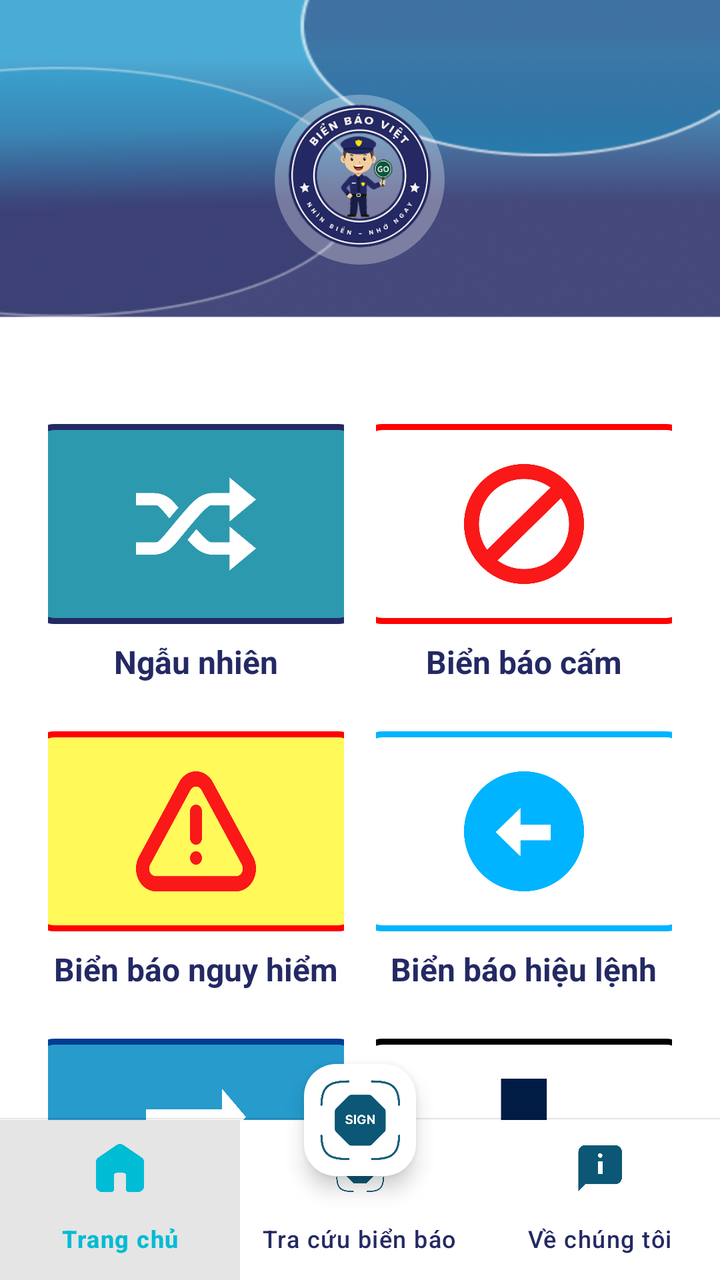
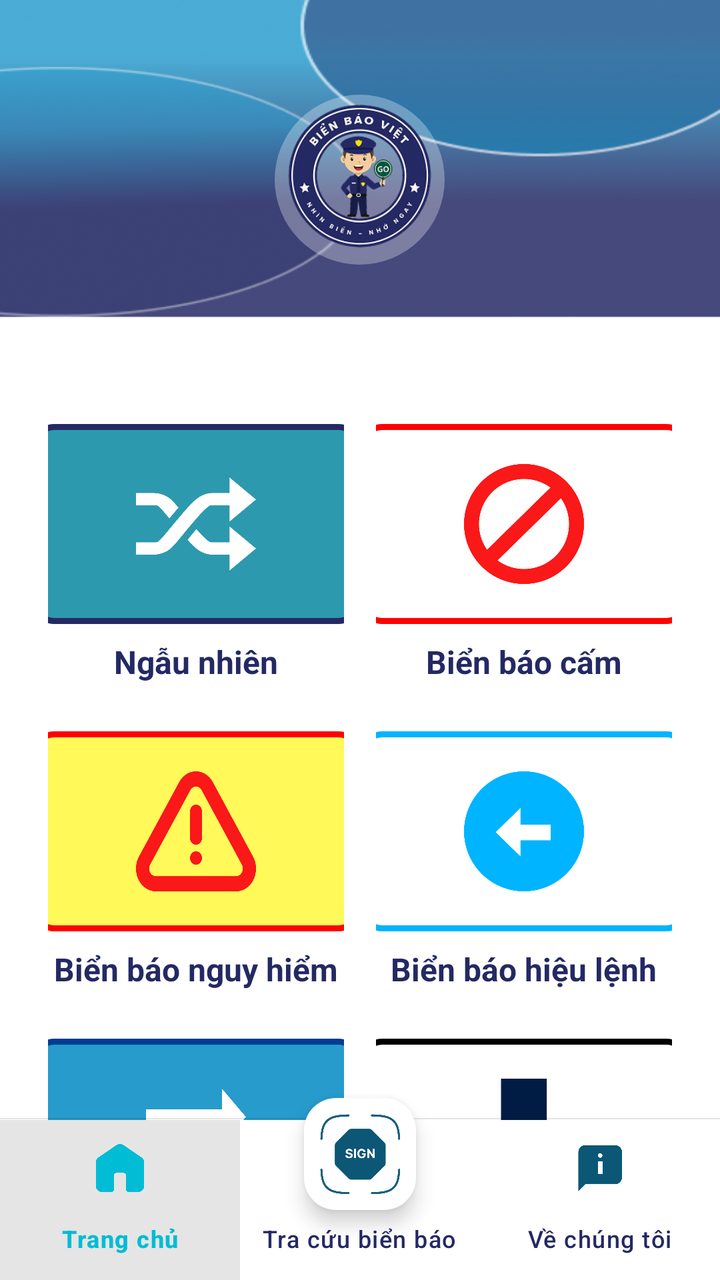

Compare the two renders of this Android layout. The source of the first and the diff that turns it into the second are given below.
<!-- AndroidManifest.xml: application theme Theme.MyApplication -->
<!-- res/layout/activity_main.xml -->
<?xml version="1.0" encoding="utf-8"?>
<androidx.constraintlayout.widget.ConstraintLayout xmlns:android="http://schemas.android.com/apk/res/android"
    xmlns:app="http://schemas.android.com/apk/res-auto"
    xmlns:tools="http://schemas.android.com/tools"
    android:id="@+id/main"
    android:layout_width="match_parent"
    android:layout_height="match_parent"
    android:background="@drawable/home"
    tools:context=".view.HomeActivity">

    <LinearLayout
        android:id="@+id/toolbar"
        android:layout_width="match_parent"
        android:layout_height="180dp"
        android:layout_alignParentTop="true"
        android:gravity="center"
        tools:ignore="MissingConstraints">

        <ImageView
            android:layout_width="85dp"
            android:layout_height="85dp"
            android:background="@drawable/circle_background"
            android:scaleType="centerCrop"
            android:src="@drawable/logo"/>
    </LinearLayout>

    <GridLayout
        android:layout_width="match_parent"
        android:layout_height="650dp"
        app:layout_constraintTop_toBottomOf="@+id/toolbar"
        android:columnCount="2"
        android:rowCount="3"
        android:padding="16dp"
        android:orientation="horizontal">

        <LinearLayout
            android:layout_width="0dp"
            android:layout_height="wrap_content"
            android:layout_columnWeight="1"
            android:layout_margin="8dp"
            android:orientation="vertical"
            android:gravity="center_vertical|center_horizontal">

            <LinearLayout
                android:id="@+id/random"
                android:layout_width="165dp"
                android:layout_height="100dp"
                android:layout_columnWeight="1"
                android:layout_margin="8dp"
                android:gravity="center"
                android:background="@drawable/boder_random_button">

                <ImageView
                    android:layout_width="60dp"
                    android:layout_height="50dp"
                    android:background="@drawable/random"/>
            </LinearLayout>

            <TextView
                android:layout_width="wrap_content"
                android:layout_height="wrap_content"
                android:text="Ngẫu nhiên"
                android:textStyle="bold"
                android:textColor="@color/blue"
                android:textSize="16dp"/>
        </LinearLayout>


        <LinearLayout
            android:layout_width="0dp"
            android:layout_height="wrap_content"
            android:layout_columnWeight="1"
            android:layout_margin="8dp"
            android:orientation="vertical"
            android:gravity="center_vertical|center_horizontal">

            <LinearLayout
                android:id="@+id/prohibition"
                android:layout_width="165dp"
                android:layout_height="100dp"
                android:layout_columnWeight="1"
                android:layout_margin="8dp"
                android:gravity="center"
                android:background="@drawable/boder_prohibition_button">

                <ImageView
                    android:layout_width="60dp"
                    android:layout_height="60dp"
                    android:background="@drawable/prohibition"/>
            </LinearLayout>

            <TextView
                android:layout_width="wrap_content"
                android:layout_height="wrap_content"
                android:text="Biển báo cấm"
                android:textStyle="bold"
                android:textColor="@color/blue"
                android:textSize="16dp"/>
        </LinearLayout>

        <LinearLayout
            android:layout_width="0dp"
            android:layout_height="wrap_content"
            android:layout_columnWeight="1"
            android:layout_margin="8dp"
            android:orientation="vertical"
            android:gravity="center_vertical|center_horizontal">

            <LinearLayout
                android:id="@+id/danger"
                android:layout_width="165dp"
                android:layout_height="100dp"
                android:layout_columnWeight="1"
                android:layout_margin="8dp"
                android:gravity="center"
                android:background="@drawable/boder_danger_button">

                <ImageView
                    android:layout_width="60dp"
                    android:layout_height="60dp"
                    android:background="@drawable/danger"/>
            </LinearLayout>

            <TextView
                android:layout_width="wrap_content"
                android:layout_height="wrap_content"
                android:text="Biển báo nguy hiểm"
                android:textStyle="bold"
                android:textColor="@color/blue"
                android:textSize="16dp"/>
        </LinearLayout>


        <LinearLayout
            android:layout_width="0dp"
            android:layout_height="wrap_content"
            android:layout_columnWeight="1"
            android:layout_margin="8dp"
            android:orientation="vertical"
            android:gravity="center_vertical|center_horizontal">

            <LinearLayout
                android:id="@+id/command"
                android:layout_width="165dp"
                android:layout_height="100dp"
                android:layout_columnWeight="1"
                android:layout_margin="8dp"
                android:gravity="center"
                android:background="@drawable/boder_command_button">

                <ImageView
                    android:layout_width="60dp"
                    android:layout_height="60dp"
                    android:background="@drawable/command"/>
            </LinearLayout>

            <TextView
                android:layout_width="wrap_content"
                android:layout_height="wrap_content"
                android:text="Biển báo hiệu lệnh"
                android:textStyle="bold"
                android:textColor="@color/blue"
                android:textSize="16dp"/>
        </LinearLayout>

        <LinearLayout
            android:layout_width="0dp"
            android:layout_height="wrap_content"
            android:layout_columnWeight="1"
            android:layout_margin="8dp"
            android:orientation="vertical"
            android:gravity="center_vertical|center_horizontal">

            <LinearLayout
                android:id="@+id/direction"
                android:layout_width="165dp"
                android:layout_height="100dp"
                android:layout_columnWeight="1"
                android:layout_margin="8dp"
                android:gravity="center"
                android:background="@drawable/boder_direction_button">

                <ImageView
                    android:layout_width="50dp"
                    android:layout_height="50dp"
                    android:background="@drawable/direction"/>
            </LinearLayout>

            <TextView
                android:layout_width="wrap_content"
                android:layout_height="wrap_content"
                android:text="Biển báo chỉ dẫn"
                android:textStyle="bold"
                android:textColor="@color/blue"
                android:textSize="16dp"/>
        </LinearLayout>


        <LinearLayout
            android:layout_width="0dp"
            android:layout_height="wrap_content"
            android:layout_columnWeight="1"
            android:layout_margin="8dp"
            android:orientation="vertical"
            android:gravity="center_vertical|center_horizontal">

            <LinearLayout
                android:id="@+id/addition"
                android:layout_width="165dp"
                android:layout_height="100dp"
                android:layout_columnWeight="1"
                android:layout_margin="8dp"
                android:gravity="center"
                android:background="@drawable/boder_addition_button">

                <ImageView
                    android:layout_width="60dp"
                    android:layout_height="60dp"
                    android:background="@drawable/addition"/>
            </LinearLayout>

            <TextView
                android:layout_width="wrap_content"
                android:layout_height="wrap_content"
                android:text="Biển báo phụ"
                android:textStyle="bold"
                android:textColor="@color/blue"
                android:textSize="16dp"/>
        </LinearLayout>
    </GridLayout>

    <RelativeLayout
        android:layout_width="match_parent"
        android:layout_height="match_parent">

        <View
            android:id="@+id/shadow_view"
            android:layout_width="match_parent"
            android:layout_height="1dp"
            android:layout_above="@+id/nav_view"
            android:background="@drawable/bottom_nav_shadow" />

        <com.google.android.material.bottomnavigation.BottomNavigationView
            android:id="@+id/nav_view"
            android:layout_width="match_parent"
            android:layout_height="wrap_content"
            android:layout_alignParentBottom="true"
            app:menu="@menu/menu"
            app:itemIconTint="@color/nav_item_icon_color"
            app:itemTextColor="@color/nav_item_text_color"
            app:itemBackground="@drawable/nav_item_background"
            android:background="@color/white"
            android:elevation="0dp" />


        <com.google.android.material.floatingactionbutton.FloatingActionButton
            android:id="@+id/scan"
            android:layout_width="wrap_content"
            android:layout_height="wrap_content"
            android:layout_centerHorizontal="true"
            android:layout_alignParentBottom="true"
            android:layout_marginBottom="52dp"
            android:src="@drawable/scan_at"
            app:fabSize="normal"
            app:itemTextColor="@color/blue"
            app:backgroundTint="@color/white"
            app:maxImageSize="40dp"
            app:tint="@null"/>
    </RelativeLayout>

</androidx.constraintlayout.widget.ConstraintLayout>
<!-- resources referenced by this layout -->
<resources>
  <color name="blue">#242964</color>
  <color name="white">#FFFFFFFF</color>
  <!-- drawable boder_addition_button (drawable) -->
  <?xml version="1.0" encoding="utf-8"?>
  <layer-list xmlns:android="http://schemas.android.com/apk/res/android">
      <item android:left="2dp" android:top="2dp"> <shape android:shape="rectangle">
          <corners android:radius="25dp"/>
          <solid android:color="#30000000"/> </shape>
      </item>
      <item>
          <shape android:shape="rectangle">
              <corners android:radius="10dp"/>
              <solid android:color="@color/white"/>
              <stroke android:color="@color/black" android:width="3dp"/>
          </shape>
      </item>
  </layer-list>
  <!-- drawable boder_danger_button (drawable) -->
  <?xml version="1.0" encoding="utf-8"?>
  <layer-list xmlns:android="http://schemas.android.com/apk/res/android">
      <item android:left="2dp" android:top="2dp"> <shape android:shape="rectangle">
          <corners android:radius="25dp"/>
          <solid android:color="#30000000"/> </shape>
      </item>
      <item>
          <shape android:shape="rectangle">
              <corners android:radius="10dp"/>
              <solid android:color="@color/yelow"/>
              <stroke android:color="@color/red" android:width="3dp"/>
          </shape>
      </item>
  </layer-list>
  <!-- drawable boder_direction_button (drawable) -->
  <?xml version="1.0" encoding="utf-8"?>
  <layer-list xmlns:android="http://schemas.android.com/apk/res/android">
      <item android:left="2dp" android:top="2dp"> <shape android:shape="rectangle">
          <corners android:radius="25dp"/>
          <solid android:color="#30000000"/> </shape>
      </item>
      <item>
          <shape android:shape="rectangle">
              <corners android:radius="10dp"/>
              <solid android:color="#269BCC"/>
              <stroke android:color="#003C92" android:width="3dp"/>
          </shape>
      </item>
  </layer-list>
  <!-- drawable boder_random_button (drawable) -->
  <?xml version="1.0" encoding="utf-8"?>
  <layer-list xmlns:android="http://schemas.android.com/apk/res/android">
      <item android:left="2dp" android:top="2dp"> <shape android:shape="rectangle">
          <corners android:radius="25dp"/>
          <solid android:color="#30000000"/> </shape>
      </item>
      <item>
          <shape android:shape="rectangle">
              <corners android:radius="10dp"/>
              <solid android:color="#2D99AE"/>
              <stroke android:color="@color/blue" android:width="3dp"/>
          </shape>
      </item>
  </layer-list>
  <!-- drawable bottom_nav_shadow (drawable) -->
  <shape xmlns:android="http://schemas.android.com/apk/res/android"
      android:shape="rectangle">
      <gradient
          android:startColor="#26000000"
          android:endColor="@android:color/transparent"
          android:angle="270"/>
  </shape>
  <!-- drawable circle_background (drawable) -->
  <shape xmlns:android="http://schemas.android.com/apk/res/android"
      android:shape="oval">
      <solid android:color="@color/white_50" />
  </shape>
  <!-- drawable nav_item_background (drawable) -->
  <?xml version="1.0" encoding="utf-8"?>
  <selector xmlns:android="http://schemas.android.com/apk/res/android">
      <item android:drawable="@color/semi_transparent_black" android:state_checked="true" />
      <item android:drawable="@color/white" />
      <item android:state_pressed="true"> <color android:color="?attr/colorControlHighlight" /> </item>
  </selector>
  <style name="Theme.MyApplication" parent="Base.Theme.MyApplication" />
  <color name="black">#FF000000</color>
  <color name="aqua_blue">#00B4FF</color>
  <color name="yelow">#FFF959</color>
  <color name="red">#FF0000</color>
  <color name="white_50">#4CFFFFFF</color>
  <color name="semi_transparent_black">#1A000000</color>
  <style name="Base.Theme.MyApplication" parent="Theme.Material3.DayNight.NoActionBar">
          
          
      </style>
  <!-- unchanged entries left out for length: 11 -->
</resources>

<!-- the commit's change to res/layout/activity_main.xml (unified diff, before → after) -->
@@ -259,7 +259,7 @@
             android:layout_height="wrap_content"
             android:layout_centerHorizontal="true"
             android:layout_alignParentBottom="true"
-            android:layout_marginBottom="52dp"
+            android:layout_marginBottom="35dp"
             android:src="@drawable/scan_at"
             app:fabSize="normal"
             app:itemTextColor="@color/blue"
